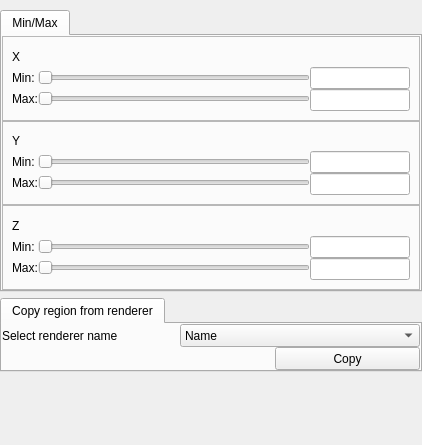
Old version of the form apps/vaporgui/GeometryWidgetGUI.ui in the repository StasJ/vapor-formatted.
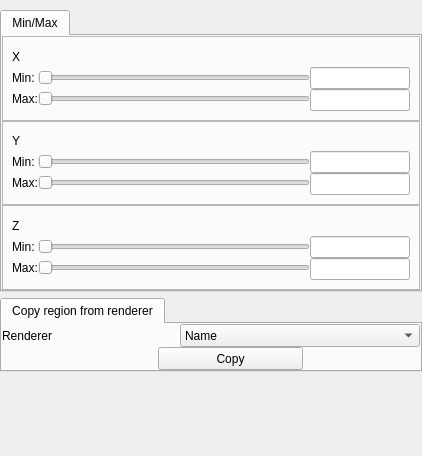
New version of the form.

Commit message: Seems to work on Ubuntu.  Now to test on OSX

Patch:
```diff
--- a/apps/vaporgui/GeometryWidgetGUI.ui
+++ b/apps/vaporgui/GeometryWidgetGUI.ui
@@ -7,7 +7,7 @@
     <x>0</x>
     <y>0</y>
     <width>422</width>
-    <height>445</height>
+    <height>456</height>
    </rect>
   </property>
   <property name="sizePolicy">
@@ -2361,7 +2361,7 @@
         <number>0</number>
        </property>
        <property name="sizeConstraint">
-        <enum>QLayout::SetMinimumSize</enum>
+        <enum>QLayout::SetDefaultConstraint</enum>
        </property>
        <property name="leftMargin">
         <number>0</number>
@@ -2381,7 +2381,7 @@
           <number>0</number>
          </property>
          <property name="sizeConstraint">
-          <enum>QLayout::SetMinimumSize</enum>
+          <enum>QLayout::SetDefaultConstraint</enum>
          </property>
          <property name="leftMargin">
           <number>0</number>
@@ -2415,7 +2415,7 @@
               </sizepolicy>
              </property>
              <property name="text">
-              <string>Select renderer name</string>
+              <string>Renderer</string>
              </property>
             </widget>
            </item>
@@ -2481,7 +2481,7 @@
               <enum>Qt::Horizontal</enum>
              </property>
              <property name="sizeType">
-              <enum>QSizePolicy::Expanding</enum>
+              <enum>QSizePolicy::Minimum</enum>
              </property>
              <property name="sizeHint" stdset="0">
               <size>
@@ -2501,13 +2501,13 @@
              </property>
              <property name="minimumSize">
               <size>
+               <width>0</width>
+               <height>0</height>
+              </size>
+             </property>
+             <property name="maximumSize">
+              <size>
                <width>145</width>
-               <height>0</height>
-              </size>
-             </property>
-             <property name="maximumSize">
-              <size>
-               <width>16777215</width>
                <height>16777215</height>
               </size>
              </property>
```
Left out of the diff: 125 changed lines with no effect on the pictures. The commit also changes 1 other file.
